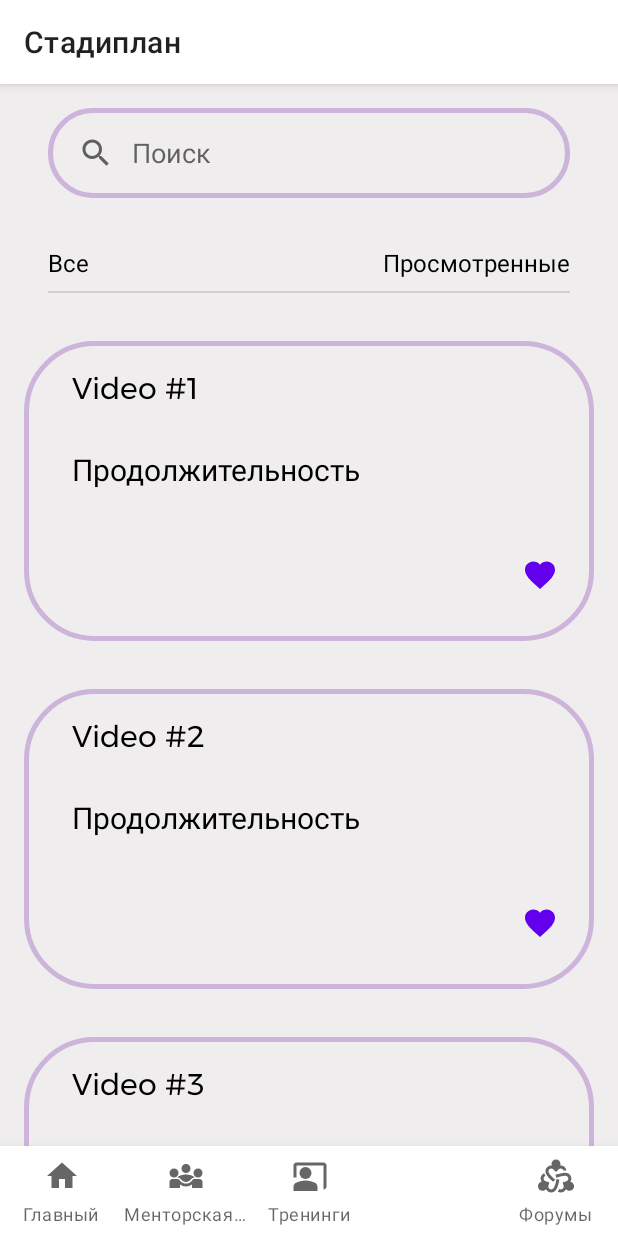
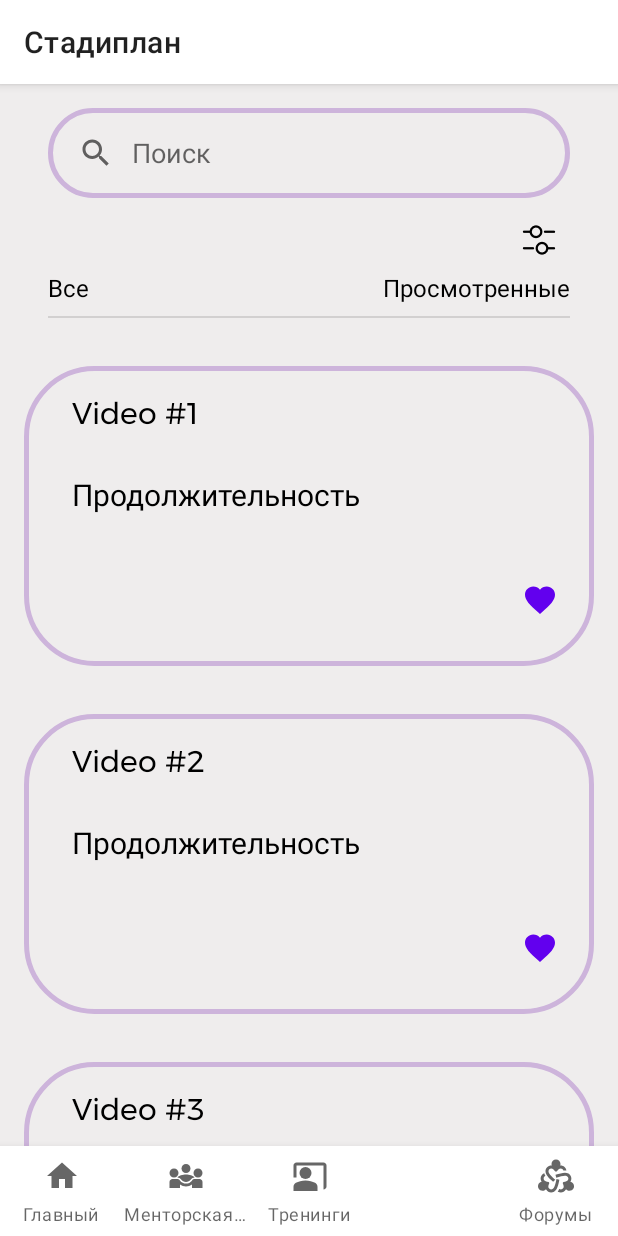
Before and after one commit to arstanrakhmat/girls-for-girls, an Android app: the VideoblogsListFragment screen opened through its navigation route, on a phone screen of 412 x 824 dp. Run offline under Robolectric (Android 15) with nearby library versions, the phone set to English and light mode, and no system bars; our stand-ins replace navigation-ui.

Commit message:
Implemented popup category menu

```diff
--- a/app/src/main/res/layout/fragment_videoblogs_list.xml
+++ b/app/src/main/res/layout/fragment_videoblogs_list.xml
@@ -24,11 +24,11 @@
         app:layout_constraintTop_toTopOf="parent" />
 
     <TextView
-        android:id="@+id/textView2"
+        android:id="@+id/category_txt"
         android:layout_width="wrap_content"
         android:layout_height="wrap_content"
         android:layout_marginStart="32dp"
-        android:layout_marginTop="32dp"
+        android:layout_marginTop="8dp"
         android:text="Все"
         android:textColor="@color/black"
         android:textSize="16sp"
@@ -36,7 +36,7 @@
         app:layout_constraintHorizontal_bias="0.5"
         app:layout_constraintHorizontal_chainStyle="spread_inside"
         app:layout_constraintStart_toStartOf="parent"
-        app:layout_constraintTop_toBottomOf="@+id/searchView" />
+        app:layout_constraintTop_toBottomOf="@+id/categoryButton" />
 
     <TextView
         android:id="@+id/textView3"
@@ -46,10 +46,10 @@
         android:text="Просмотренные"
         android:textColor="@color/black"
         android:textSize="16sp"
-        app:layout_constraintBottom_toBottomOf="@+id/textView2"
+        app:layout_constraintBottom_toBottomOf="@+id/category_txt"
         app:layout_constraintEnd_toEndOf="parent"
         app:layout_constraintHorizontal_bias="0.5"
-        app:layout_constraintStart_toEndOf="@+id/textView2" />
+        app:layout_constraintStart_toEndOf="@+id/category_txt" />
 
     <View
         android:id="@+id/divider"
@@ -58,8 +58,8 @@
         android:layout_marginTop="8dp"
         android:background="?android:attr/listDivider"
         app:layout_constraintEnd_toEndOf="@+id/textView3"
-        app:layout_constraintStart_toStartOf="@+id/textView2"
-        app:layout_constraintTop_toBottomOf="@+id/textView2" />
+        app:layout_constraintStart_toStartOf="@+id/category_txt"
+        app:layout_constraintTop_toBottomOf="@+id/category_txt" />
 
     <androidx.recyclerview.widget.RecyclerView
         android:id="@+id/list_videoblogs"
@@ -71,4 +71,15 @@
         app:layout_constraintEnd_toEndOf="parent"
         app:layout_constraintStart_toStartOf="parent"
         app:layout_constraintTop_toBottomOf="@+id/divider" />
+
+    <ImageButton
+        android:id="@+id/categoryButton"
+        android:layout_width="wrap_content"
+        android:layout_height="wrap_content"
+        android:layout_marginTop="16dp"
+        android:layout_marginEnd="40dp"
+        android:background="@null"
+        android:src="@drawable/ic_categories"
+        app:layout_constraintEnd_toEndOf="parent"
+        app:layout_constraintTop_toBottomOf="@+id/searchView" />
 </androidx.constraintlayout.widget.ConstraintLayout>
--- /dev/null
+++ b/app/src/main/res/menu/category_popup_menu.xml
@@ -0,0 +1,26 @@
+<?xml version="1.0" encoding="utf-8"?>
+<menu xmlns:android="http://schemas.android.com/apk/res/android">
+
+    <item
+        android:id="@+id/category1"
+        android:title="Категория 1"
+        />
+
+    <item
+        android:id="@+id/category2"
+        android:title="Категория 2"
+        />
+    <item
+        android:id="@+id/category3"
+        android:title="Категория 3"
+        />
+    <item
+        android:id="@+id/category4"
+        android:title="Категория 4"
+        />
+    <item
+        android:id="@+id/category5"
+        android:title="Категория 5"
+        />
+
+</menu>
```
Also changed, not shown: app/src/main/java/com/example/girls4girls/presentation/videoblogsList/VideoblogsListFragment.kt (+41 -0 lines), app/src/main/res/drawable-hdpi/ic_categories.png (added), app/src/main/res/drawable-mdpi/ic_categories.png (added), app/src/main/res/drawable-xhdpi/ic_categories.png (added), app/src/main/res/drawable-xxhdpi/ic_categories.png (added), app/src/main/res/drawable-xxxhdpi/ic_categories.png (added).
